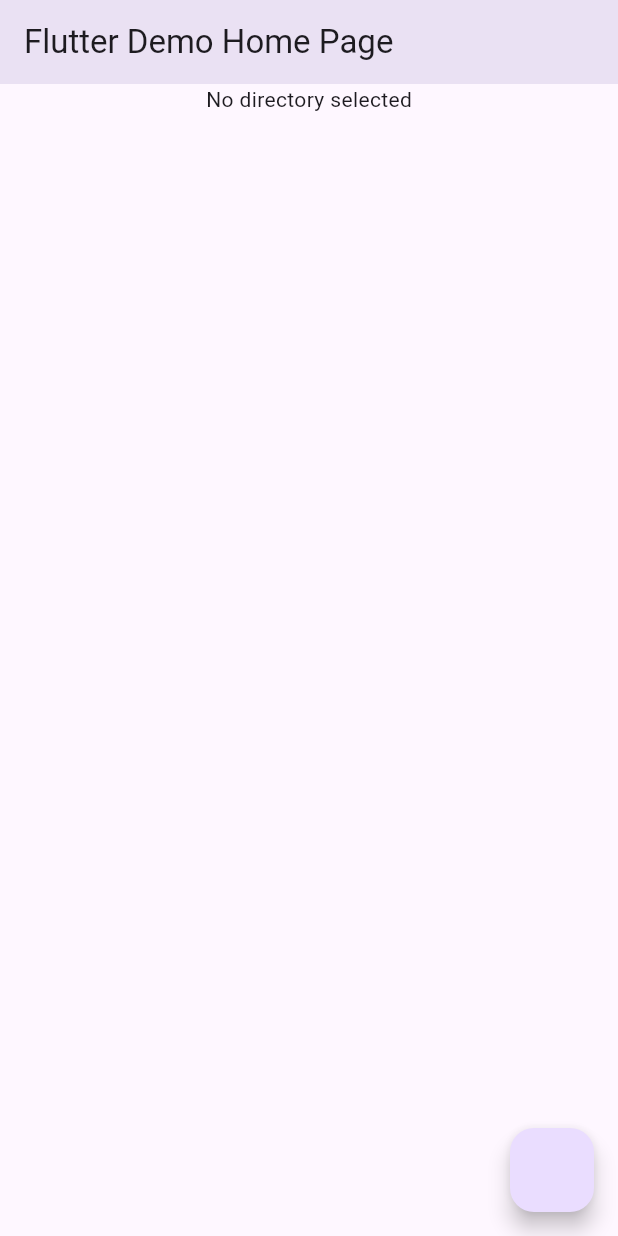
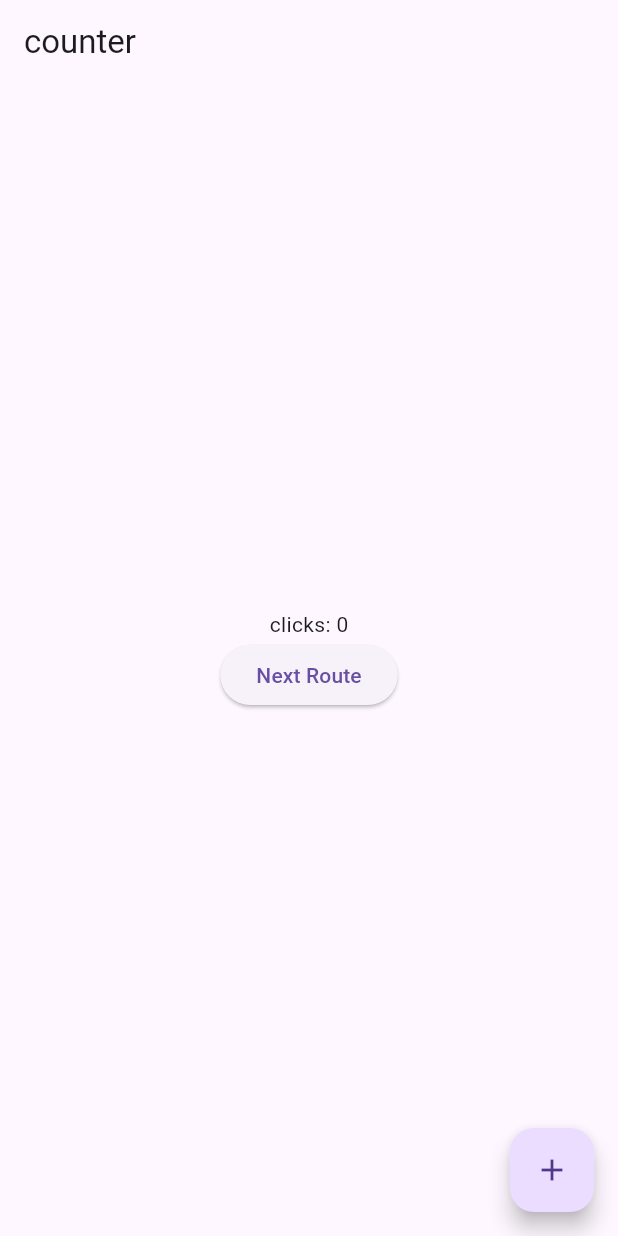
Before and after one commit to Chocolateandmilkwin/explorer, a Flutter app: the screen it shows after launch, on a phone screen of 412 x 824 dp. Run offline on Flutter 3.47's test engine with Material 3 defaults, Android fonts, the phone set to English and light mode, and no system bars; our stand-ins replace get.

Commit message:
First version Fixes #1

```diff
--- a/ui/lib/file_list.dart
+++ b/ui/lib/file_list.dart
@@ -64,23 +64,22 @@ class _FileList extends State<FileList> {
 
   @override
   Widget build(BuildContext context) {
-    return Expanded(
-      child: Padding(
-        padding: const EdgeInsets.all(4),
-        child: Scrollbar(
+    return Scrollbar(
       child: SingleChildScrollView(
+        primary: true,
         scrollDirection: Axis.horizontal,
-            child: SizedBox(
-              width: _cols
+        child: Container(
+          width: 200,
+          constraints: BoxConstraints(
+            minWidth: _cols
                 .fold(50, (combine, col) => combine + col.width)
                 .toDouble(),
+          ),
           child: ListView(
             children: widget.files
                 .map((fileInfo) =>
                     BrowserListLine(fileinfo: fileInfo, cols: _cols))
                 .toList(),
-              ),
-            ),
           ),
         ),
       ),
@@ -109,13 +108,13 @@ class BrowserListLine extends StatefulWidget {
 class _BrowserListLineState extends State<BrowserListLine> {
   @override
   Widget build(BuildContext context) {
-    return Container(
+    return SizedBox(
       height: 30,
       child: GestureDetector(
         child: MouseRegion(
           child: Row(
             children: widget.cols.map((col) {
-              return Container(
+              return SizedBox(
                 width: col.width.toDouble(),
                 child: Text(
                   widget.fileinfo.getInfoByID(col.id),
--- a/ui/lib/main.dart
+++ b/ui/lib/main.dart
@@ -1,68 +1,119 @@
 import 'dart:io';
 
-import 'package:file_picker/file_picker.dart';
 import 'package:flutter/material.dart';
-
-import 'file_list.dart';
+import 'package:get/get.dart';
 
 File file = File('lib/main.dart');
 
-void main() {
-  runApp(const MyApp(
-      title: 'Flutter Demo Home Page', path: 'C:\\Git\\Chocolateandmilkwin'));
+void main() => runApp(GetMaterialApp(home: Home()));
+
+class Controller extends GetxController {
+  var count = 0;
+  increment() {
+    count++;
+    update();
+  }
 }
 
-class MyApp extends StatefulWidget {
-  const MyApp({super.key, required this.title, required this.path});
-  final String title;
-  final String path;
-  @override
-  State<MyApp> createState() => _MyApp();
-}
+class Home extends StatelessWidget {
+  Home({super.key});
 
-class _MyApp extends State<MyApp> {
-  String? _selectedDirectory;
-  List<FileSystemEntity> _files = [];
-
-  set selectedDirectory(String? value) {
-    setState(() {
-      _selectedDirectory = value;
-      _files = value != null ? Directory(value).listSync() : [];
-    });
-  }
-
-  Future<void> _pickFolder() async {
-    String? selectedDirectory = await FilePicker.platform.getDirectoryPath();
-    if (selectedDirectory != null) {
-      setState(() {
-        this.selectedDirectory = selectedDirectory;
-      });
-    }
-  }
+  final controller = Get.put(Controller());
 
   @override
   Widget build(BuildContext context) {
-    return MaterialApp(
-      title: 'Flutter Demo',
-      themeMode: ThemeMode.system,
-      theme: ThemeData.light(useMaterial3: true),
-      darkTheme: ThemeData.dark(useMaterial3: true),
-      home: Scaffold(
-        appBar: AppBar(
-          title: Text(widget.title),
-          elevation: 10,
-        ),
-        body: Column(
+    return Scaffold(
+      appBar: AppBar(title: const Text("counter")),
+      body: Center(
+        child: Column(
+          mainAxisAlignment: MainAxisAlignment.center,
           children: [
-            Text(_selectedDirectory ?? 'No directory selected'),
-            FileList(
-                files: _files.map((file) {
-              return BrowserFileInfo.fromFile(file);
-            }).toList()),
+            GetBuilder<Controller>(
+                builder: (_) => Text(
+                      'clicks: ${controller.count}',
+                    )),
+            ElevatedButton(
+              child: const Text('Next Route'),
+              onPressed: () {
+                Get.to(Second());
+              },
+            ),
           ],
         ),
-        floatingActionButton: FloatingActionButton(onPressed: _pickFolder),
+      ),
+      floatingActionButton: FloatingActionButton(
+        onPressed: () => controller.increment(),
+        child: const Icon(Icons.add),
       ),
     );
   }
 }
+
+class Second extends StatelessWidget {
+  final Controller ctrl = Get.find();
+  @override
+  Widget build(context) {
+    return Scaffold(body: Center(child: Text("${ctrl.count}")));
+  }
+}
+
+
+// void main() {
+//   runApp(const MyApp(
+//       title: 'Flutter Demo Home Page', path: 'C:\\Git\\Chocolateandmilkwin'));
+// }
+
+// class MyApp extends StatefulWidget {
+//   const MyApp({super.key, required this.title, required this.path});
+//   final String title;
+//   final String path;
+//   @override
+//   State<MyApp> createState() => _MyApp();
+// }
+
+// class _MyApp extends State<MyApp> {
+//   String? _selectedDirectory;
+//   List<FileSystemEntity> _files = [];
+
+//   set selectedDirectory(String? value) {
+//     setState(() {
+//       _selectedDirectory = value;
+//       _files = value != null ? Directory(value).listSync() : [];
+//     });
+//   }
+
+//   Future<void> _pickFolder() async {
+//     String? selectedDirectory = await FilePicker.platform.getDirectoryPath();
+//     if (selectedDirectory != null) {
+//       setState(() {
+//         this.selectedDirectory = selectedDirectory;
+//       });
+//     }
+//   }
+
+//   @override
+//   Widget build(BuildContext context) {
+//     return MaterialApp(
+//       title: 'Flutter Demo',
+//       themeMode: ThemeMode.system,
+//       theme: ThemeData.light(useMaterial3: true),
+//       darkTheme: ThemeData.dark(useMaterial3: true),
+//       home: Scaffold(
+//         appBar: AppBar(
+//           title: Text(widget.title),
+//           elevation: 10,
+//         ),
+//         body: Column(
+//           children: [
+//             Text(_selectedDirectory ?? 'No directory selected'),
+//             // FileList(
+//             //     files: _files.map((file) {
+//             //   return BrowserFileInfo.fromFile(file);
+//             // }).toList()),
+//           ],
+//         ),
+//         floatingActionButton: FloatingActionButton(onPressed: _pickFolder),
+//       ),
+//     );
+//   }
+// }
--- a/ui/pubspec.yaml
+++ b/ui/pubspec.yaml
@@ -13,6 +13,8 @@ dependencies:
 
   cupertino_icons: ^1.0.8
   file_picker: ^5.0.1
+  signals: ^5.5.0
+  get: ^4.6.6
 
 dev_dependencies:
   flutter_test:
```
Also changed, not shown: ui/pubspec.lock. Lines whose indentation alone changed are shown as unchanged.
